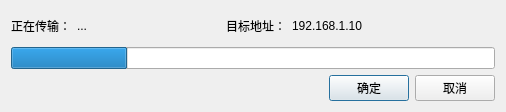
First picture: the form in HmiFuncDesigner/ProjectManager/ProjectManager/ProjectDownloadDialog.ui, repository VelsonWang/HmiFuncDesigner, before the edit.
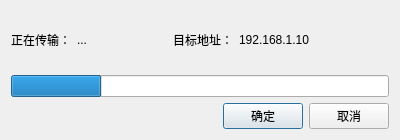
Second picture: the form after the edit.

```diff
--- a/HmiFuncDesigner/ProjectManager/ProjectManager/ProjectDownloadDialog.ui
+++ b/HmiFuncDesigner/ProjectManager/ProjectManager/ProjectDownloadDialog.ui
@@ -6,8 +6,8 @@
    <rect>
     <x>0</x>
     <y>0</y>
-    <width>506</width>
-    <height>112</height>
+    <width>400</width>
+    <height>140</height>
    </rect>
   </property>
   <property name="windowTitle">
```
